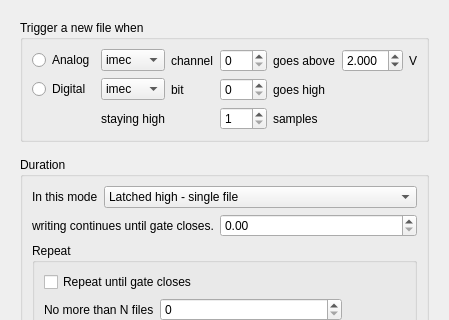
The window that Forms/TrigTTLPanel.ui (billkarsh/SpikeGLX) describes before a commit, drawn with Qt 5; both pictures show x 0 to 449 and y 0 to 320 of the 449 by 469 pixel window.
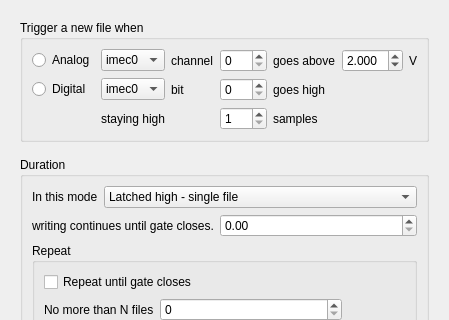
The same window after the commit.

Commit message: Hardcode GUI stream CBs to "imec0" (for now)

Patch:
```diff
--- a/Forms/TrigTTLPanel.ui
+++ b/Forms/TrigTTLPanel.ui
@@ -65,7 +65,7 @@
        <widget class="QComboBox" name="aStreamCB">
         <item>
          <property name="text">
-          <string>imec</string>
+          <string>imec0</string>
          </property>
         </item>
         <item>
@@ -197,7 +197,7 @@
        <widget class="QComboBox" name="dStreamCB">
         <item>
          <property name="text">
-          <string>imec</string>
+          <string>imec0</string>
          </property>
         </item>
         <item>
```
The commit also changes 4 other files.
